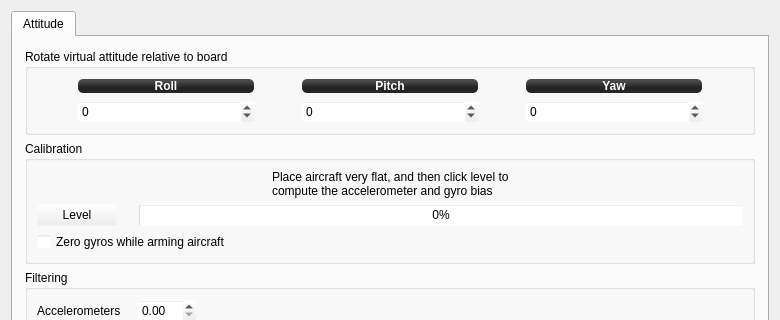
Before: the Qt Designer form ground/gcs/src/plugins/config/ccattitude.ui in librepilot/LibrePilot, drawn with Qt 5; both pictures show x 0 to 780 and y 0 to 320 of the 780 by 566 pixel window.
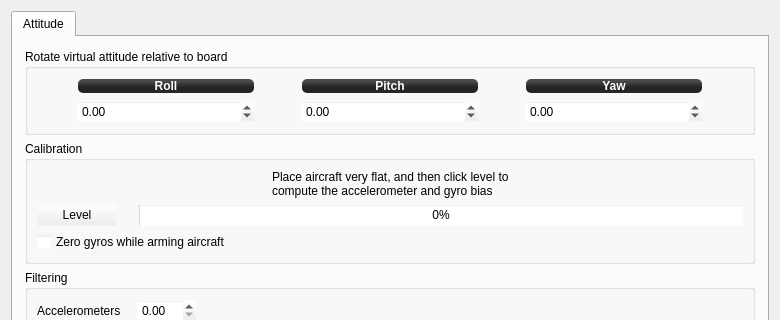
After: the same form once the commit is applied. Icons and pictures are not drawn.

Commit message: LP-274 Allow CC3D a decimal input BoardRotation like Revo

The edit to the form file:
```diff
--- a/ground/gcs/src/plugins/config/ccattitude.ui
+++ b/ground/gcs/src/plugins/config/ccattitude.ui
@@ -157,12 +157,12 @@
                </widget>
               </item>
               <item row="1" column="1">
-               <widget class="QSpinBox" name="rollBias">
+               <widget class="QDoubleSpinBox" name="rollBias">
                 <property name="minimum">
-                 <number>-180</number>
+                 <double>-180.000000000000000</double>
                 </property>
                 <property name="maximum">
-                 <number>180</number>
+                 <double>180.000000000000000</double>
                 </property>
                </widget>
               </item>
@@ -180,12 +180,12 @@
                </spacer>
               </item>
               <item row="1" column="5">
-               <widget class="QSpinBox" name="yawBias">
+               <widget class="QDoubleSpinBox" name="yawBias">
                 <property name="minimum">
-                 <number>-180</number>
+                 <double>-180.000000000000000</double>
                 </property>
                 <property name="maximum">
-                 <number>180</number>
+                 <double>180.000000000000000</double>
                 </property>
                </widget>
               </item>
@@ -237,12 +237,12 @@
                </widget>
               </item>
               <item row="1" column="3">
-               <widget class="QSpinBox" name="pitchBias">
+               <widget class="QDoubleSpinBox" name="pitchBias">
                 <property name="minimum">
-                 <number>-180</number>
+                 <double>-180.000000000000000</double>
                 </property>
                 <property name="maximum">
-                 <number>180</number>
+                 <double>180.000000000000000</double>
                 </property>
                </widget>
               </item>
```
